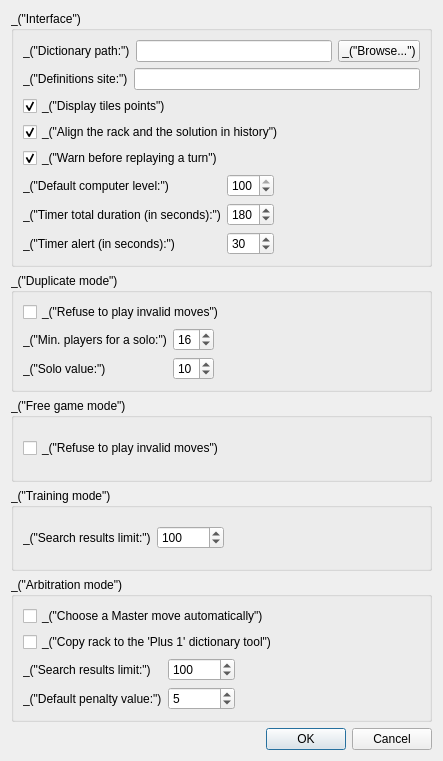
First picture: the form in qt/ui/prefs_dialog.ui, repository cjlano/eliot, before the edit.
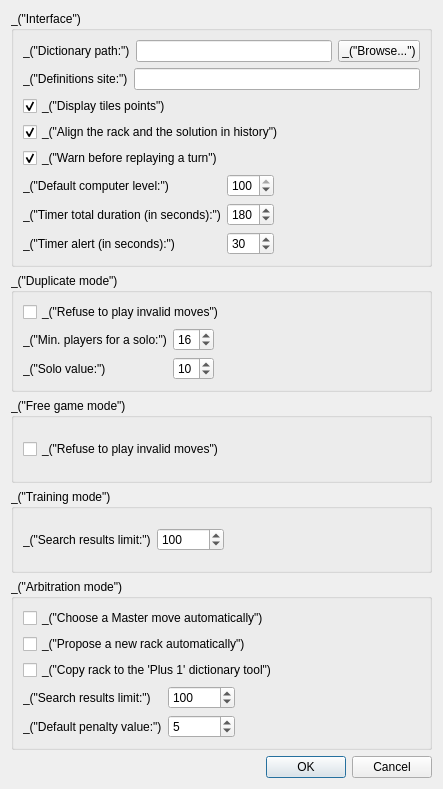
Second picture: the form after the edit.

Commit message: Arbitration: new option to deactivate the automatic random rack

Patch:
```diff
--- a/qt/ui/prefs_dialog.ui
+++ b/qt/ui/prefs_dialog.ui
@@ -7,7 +7,7 @@
     <x>0</x>
     <y>0</y>
     <width>443</width>
-    <height>761</height>
+    <height>789</height>
    </rect>
   </property>
   <property name="windowTitle">
@@ -331,6 +331,13 @@
         </property>
        </widget>
       </item>
+      <item>
+       <widget class="QCheckBox" name="checkBoxArbitFillRack">
+        <property name="text">
+         <string>_(&quot;Propose a new rack automatically&quot;)</string>
+        </property>
+       </widget>
+      </item>
       <item>
        <widget class="QCheckBox" name="checkBoxArbitLink7P1">
         <property name="toolTip">
```
Left out of the diff: 3 changed lines with no effect on the pictures. The commit also changes 4 other files.
